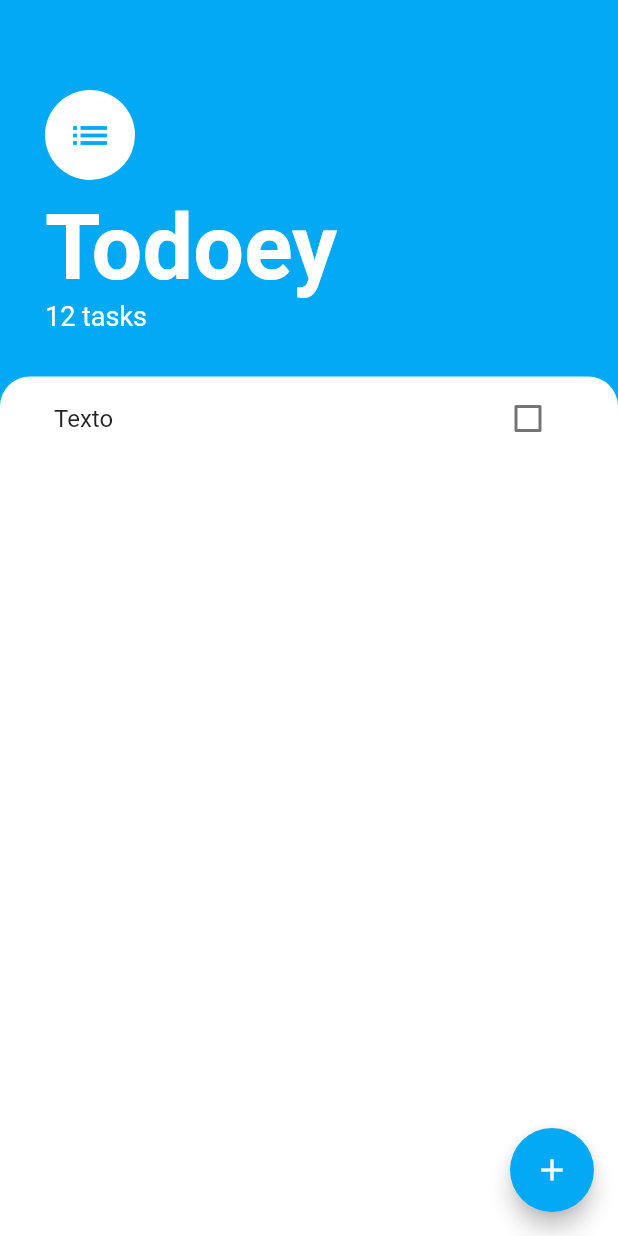
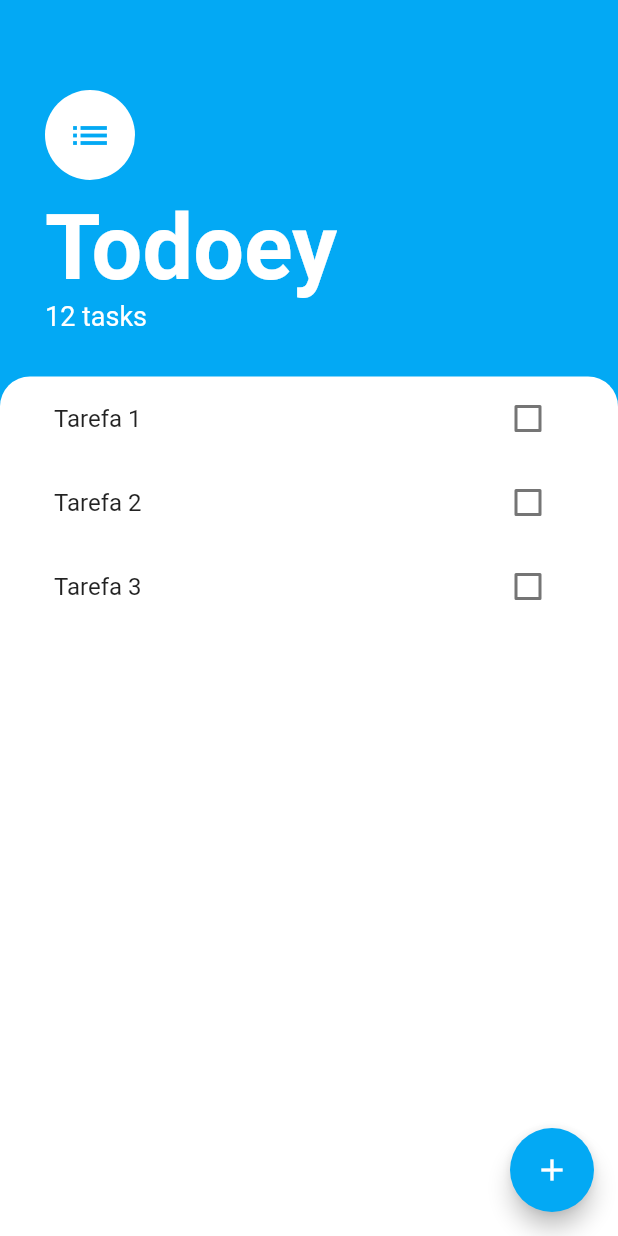
Before and after one commit to KaiqueMunhoz/apresentacao-flutter, a Flutter app: the screen it shows after launch, on a phone screen of 412 x 824 dp. Run offline on Flutter 3.47's test engine with Material 2 defaults, Android fonts, the phone set to English and light mode, and no system bars; our stand-ins replace flare_flutter.

Commit message:
feat: Add title to TaskWidget

```diff
--- a/todoey_presentation/lib/widgets/task_widget.dart
+++ b/todoey_presentation/lib/widgets/task_widget.dart
@@ -1,14 +1,19 @@
 import 'package:flutter/material.dart';
 
 class TaskWidget extends StatelessWidget {
-  const TaskWidget({Key? key}) : super(key: key);
+  final String title;
+
+  const TaskWidget({
+    Key? key,
+    required this.title,
+  }) : super(key: key);
 
   @override
   Widget build(BuildContext context) {
     return Padding(
       padding: const EdgeInsets.symmetric(horizontal: 20.0),
       child: ListTile(
-        title: Text('Texto'),
+        title: Text(title),
         trailing: Checkbox(
           value: false,
           onChanged: (_) {},
--- a/todoey_presentation/lib/widgets/tasks_list_widget.dart
+++ b/todoey_presentation/lib/widgets/tasks_list_widget.dart
@@ -17,7 +17,9 @@ class TasksListWidget extends StatelessWidget {
         ),
         child: ListView(
           children: const [
-            TaskWidget(),
+            TaskWidget(title: 'Tarefa 1'),
+            TaskWidget(title: 'Tarefa 2'),
+            TaskWidget(title: 'Tarefa 3'),
           ],
         ),
       ),
```
